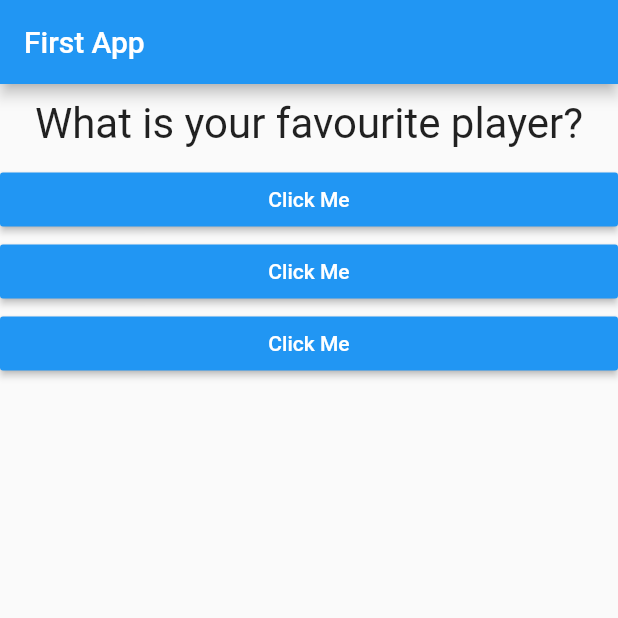
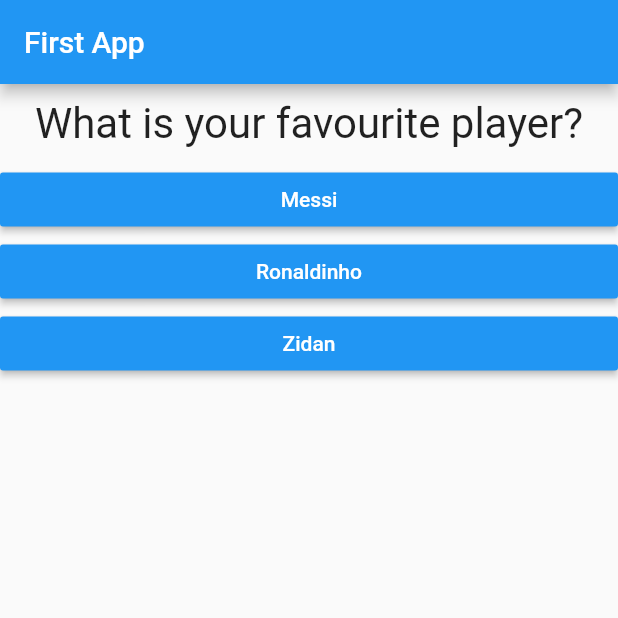
Before and after one commit to ahmed3ssem/flutter_app, a Flutter app: the screen it shows after launch, on a phone screen of 412 x 824 dp, the top half of it. Run offline on Flutter 3.47's test engine with Material 2 defaults, Android fonts, the phone set to English and light mode, and no system bars.

Commit message:
Outputting Widgets Conditionally

```diff
--- a/lib/answer.dart
+++ b/lib/answer.dart
@@ -3,15 +3,16 @@ import 'package:flutter/material.dart';
 class Answer extends StatelessWidget {
 
   final Function answerQuestion;
+  final String answerText;
 
-  Answer(this.answerQuestion);
+  Answer(this.answerQuestion,this.answerText);
 
   @override
   Widget build(BuildContext context) {
     return Container(
       width: double.infinity,
       child: RaisedButton(
-        child: Text("Click Me"),
+        child: Text(answerText),
         color: Colors.blue,
         textColor: Colors.white,
         onPressed: answerQuestion,
--- a/lib/main.dart
+++ b/lib/main.dart
@@ -19,14 +19,18 @@ class MyAppState extends State<MyApp>
 {
   var questionIndex = 0;
 
-  var questionList = ["What is your favourite player?","What is your favourite actor?"];
+  var questionList = [
+    {'questionText':'What is your favourite player?',
+      'answer':['Messi','Ronaldinho',"Zidan"]},
+    {'questionText':'What is your favourite actor?',
+      'answer':['Elsaqa','Henedy',"Kareem"]}
+    ];
 
   void answerQuestions()
   {
-    setState(() {
-      questionIndex = questionIndex +1;
-    });
-    print(questionIndex);
+   setState(() {
+     questionIndex = questionIndex+1;
+   });
   }
 
   @override
@@ -37,14 +41,16 @@ class MyAppState extends State<MyApp>
         appBar: AppBar(
           title: Text("First App"),
         ),
-        body: Column(
+        body: questionIndex<questionList.length ? Column(
           children: <Widget>[
             Question(
-                questionList[questionIndex]),
-            Answer(answerQuestions),
-            Answer(answerQuestions),
-            Answer(answerQuestions)
+                questionList[questionIndex]['questionText']),
+            ...(questionList[questionIndex]['answer'] as List<String>).map((answer){
+              return Answer(answerQuestions,answer);
+            }).toList()
           ],
+        ): Center(
+          child: Text("Messi♥"),
         ),
       )
     );
```
